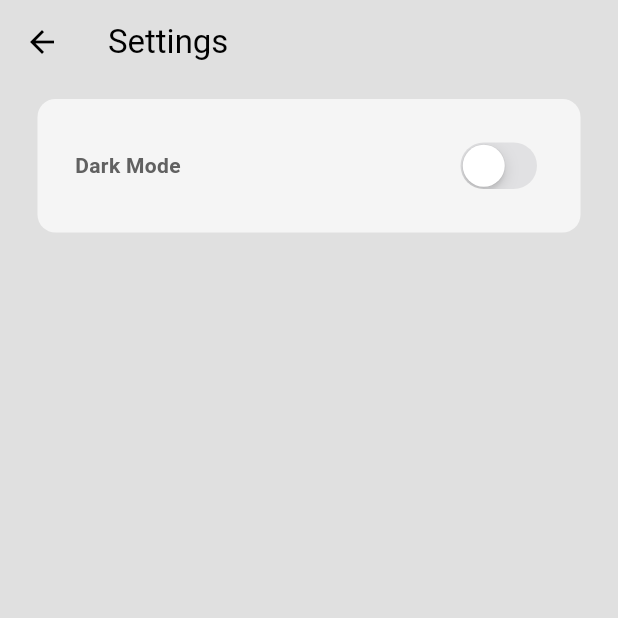
After one commit to Marvel4tech/food-delivery-app, a Flutter app: the SettingsPage screen opened directly, on a phone screen of 412 x 824 dp, the top half of it. The commit adds this screen. Run offline on Flutter 3.47's test engine with Material 3 defaults, Android fonts, the phone set to English and light mode, and no system bars.

Commit message:
dark mode switch button is added

```diff
--- a/lib/pages/home_page.dart
+++ b/lib/pages/home_page.dart
@@ -1,4 +1,5 @@
 import 'package:flutter/material.dart';
+import 'package:my_app/components/my_drawer.dart';
 
 class HomePage extends StatefulWidget {
   const HomePage({super.key});
@@ -14,6 +15,7 @@ class _HomePageState extends State<HomePage> {
       appBar: AppBar(
         title: Text("Home"),
       ),
+      drawer: MyDrawer(),
     );
   }
 }
--- a/lib/pages/login_page.dart
+++ b/lib/pages/login_page.dart
@@ -40,7 +40,7 @@ class _LoginPageState extends State<LoginPage> {
   @override
   Widget build(BuildContext context) {
     return Scaffold(
-      backgroundColor: Theme.of(context).colorScheme.onSurface,
+      backgroundColor: Theme.of(context).colorScheme.surface,
       body: Center(
         child: Column(
           mainAxisAlignment: MainAxisAlignment.center,
--- a/lib/pages/register_page.dart
+++ b/lib/pages/register_page.dart
@@ -23,7 +23,7 @@ class _RegisterPageState extends State<RegisterPage> {
   @override
   Widget build(BuildContext context) {
     return Scaffold(
-      backgroundColor: Theme.of(context).colorScheme.onSurface,
+      backgroundColor: Theme.of(context).colorScheme.surface,
       body: Center(
         child: Column(
           mainAxisAlignment: MainAxisAlignment.center,
--- /dev/null
+++ b/lib/pages/settings_page.dart
@@ -0,0 +1,54 @@
+import 'package:flutter/cupertino.dart';
+import 'package:flutter/material.dart';
+import 'package:my_app/themes/theme_provider.dart';
+import 'package:provider/provider.dart';
+
+class SettingsPage extends StatelessWidget {
+  const SettingsPage({super.key});
+
+  @override
+  Widget build(BuildContext context) {
+    return Scaffold(
+      appBar: AppBar(
+        title: Text(
+          "Settings",
+        ),
+        backgroundColor: Theme.of(context).colorScheme.surface,
+      ),
+      backgroundColor: Theme.of(context).colorScheme.surface,
+      body: Column(
+        children: [
+          Container(
+            decoration: BoxDecoration(
+              color:Theme.of(context).colorScheme.secondary,
+              borderRadius: BorderRadius.circular(12)
+            ),
+            margin: const EdgeInsets.only(top: 10, left: 25, right: 25),
+            padding: const EdgeInsets.all(25),
+            child: Row(
+              mainAxisAlignment: MainAxisAlignment.spaceBetween,
+              children: [
+                // dark mode
+                Text(
+                  "Dark Mode",
+                  style: TextStyle(
+                    fontWeight: FontWeight.bold,
+                    color: Theme.of(context).colorScheme.inversePrimary
+                  ),
+                ),
+
+                // switch
+                CupertinoSwitch(
+                  value: Provider.of<ThemeProvider>(context, listen: false)
+                    .isDarkMode,
+                  onChanged: (value) => Provider.of<ThemeProvider>(context, listen: false)
+                    .toggleTheme(),
+                ),
+              ],
+            ),
+          )
+        ],
+      ),
+    );
+  }
+}
```
Also changed, not shown: lib/components/my_drawer.dart (added, +61 -0 lines), lib/components/my_drawer_tile.dart (added, +34 -0 lines).
